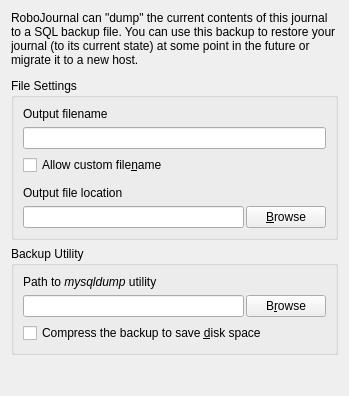
Old version of the form ui/exportcreatedump.ui in the repository pwizard2/robojournal.
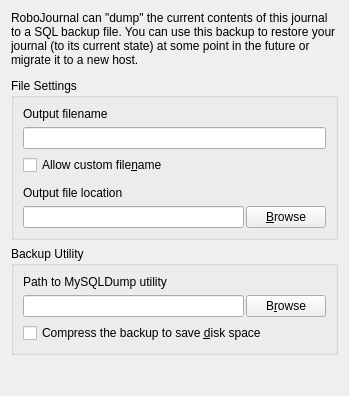
New version of the form. Icons and pictures are not drawn.

The edit to the form file:
```diff
--- a/ui/exportcreatedump.ui
+++ b/ui/exportcreatedump.ui
@@ -132,7 +132,7 @@
       <item>
        <widget class="QLabel" name="label_2">
         <property name="text">
-         <string>Path to &lt;i&gt;mysqldump&lt;/i&gt; utility</string>
+         <string>&lt;p&gt;Path to MySQLDump &lt;/span&gt;utility&lt;/p&gt;</string>
         </property>
        </widget>
       </item>
```
